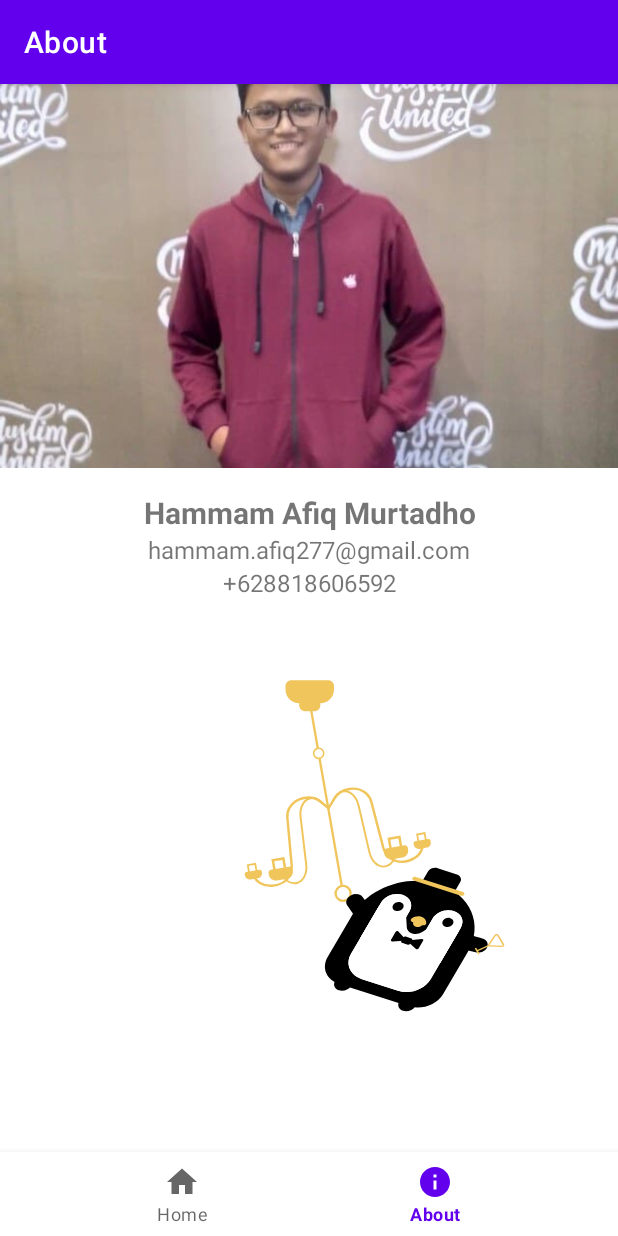
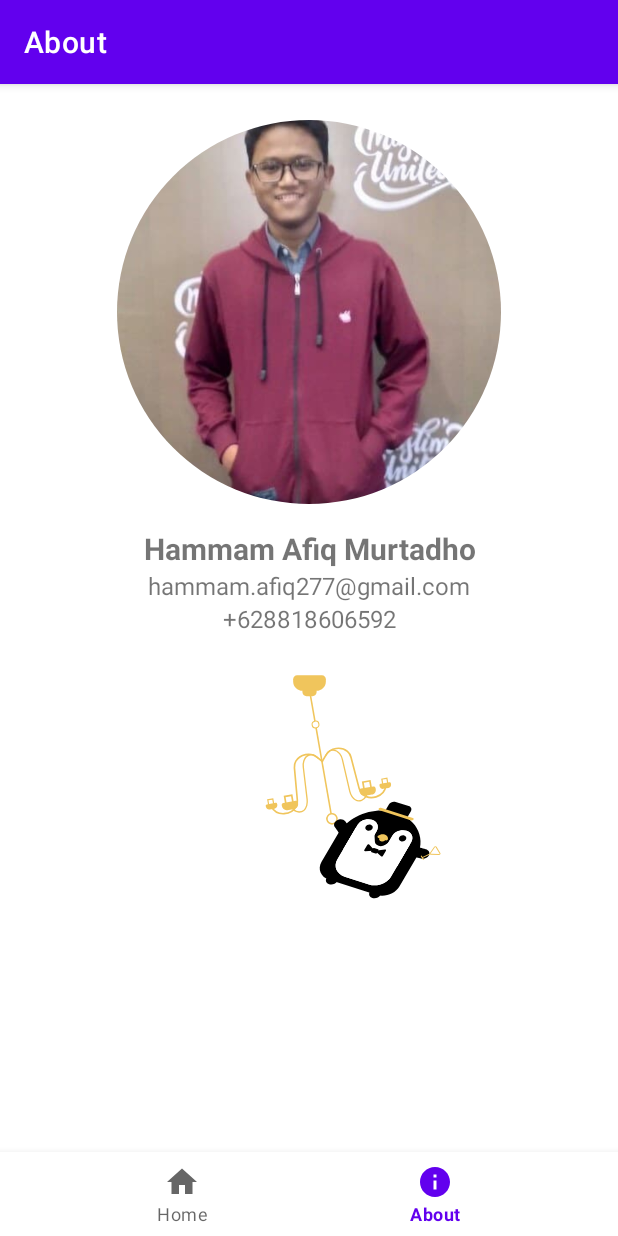
Before and after one commit to cloudenum/Cars, an Android app: the AboutFragment screen opened through its navigation route, on a phone screen of 412 x 824 dp. Run offline under Robolectric (Android 15) with nearby library versions, the phone set to English and light mode, and no system bars; our stand-ins replace CircleImageView, Picasso, navigation-ui.

Commit message:
Fixed: profile photo incorrectly resized on landscape orientation

```diff
--- a/app/build.gradle
+++ b/app/build.gradle
@@ -35,17 +35,14 @@ dependencies {
     implementation 'androidx.constraintlayout:constraintlayout:2.0.4'
     implementation 'androidx.navigation:navigation-fragment:2.3.1'
     implementation 'androidx.navigation:navigation-ui:2.3.1'
-    implementation 'androidx.lifecycle:lifecycle-livedata-ktx:2.2.0'
-    implementation 'androidx.lifecycle:lifecycle-viewmodel-ktx:2.2.0'
-    implementation 'androidx.viewpager2:viewpager2:1.0.0'
     testImplementation 'junit:junit:4.13.1'
     androidTestImplementation 'androidx.test.ext:junit:1.1.2'
     androidTestImplementation 'androidx.test.espresso:espresso-core:3.3.0'
 
-    implementation 'androidx.legacy:legacy-support-v4:1.0.0'
     implementation 'androidx.recyclerview:recyclerview:1.1.0'
     implementation 'androidx.cardview:cardview:1.0.0'
     implementation 'com.makeramen:roundedimageview:2.3.0'
+    implementation 'de.hdodenhof:circleimageview:3.1.0'
     implementation 'com.squareup.picasso:picasso:2.71828'
     implementation 'com.airbnb.android:lottie:3.4.2'
 }
--- a/app/src/main/assets/cars.json
+++ b/app/src/main/assets/cars.json
@@ -73,8 +73,8 @@
       "engine": {
         "code": "FE428",
         "type": "Gasoline",
-        "power": 563,
-        "torque": 650,
+        "power": 345,
+        "torque": 626,
         "layout": "V8"
       }
     },
--- a/app/src/main/java/dev/cloudenum/cars/ui/about/AboutFragment.java
+++ b/app/src/main/java/dev/cloudenum/cars/ui/about/AboutFragment.java
@@ -4,20 +4,32 @@ import android.os.Bundle;
 import android.view.LayoutInflater;
 import android.view.View;
 import android.view.ViewGroup;
-import android.widget.TextView;
+import android.widget.ImageView;
 
 import androidx.annotation.NonNull;
 import androidx.annotation.Nullable;
 import androidx.fragment.app.Fragment;
-import androidx.lifecycle.Observer;
-import androidx.lifecycle.ViewModelProvider;
+
+import com.squareup.picasso.Picasso;
 
 import dev.cloudenum.cars.R;
 
 public class AboutFragment extends Fragment {
 
+    @Override
     public View onCreateView(@NonNull LayoutInflater inflater,
                              ViewGroup container, Bundle savedInstanceState) {
         return inflater.inflate(R.layout.fragment_about, container, false);
     }
+
+    @Override
+    public void onViewCreated(@NonNull View view, @Nullable Bundle savedInstanceState) {
+        super.onViewCreated(view, savedInstanceState);
+        ImageView imgAbout = view.findViewById(R.id.imgProfile_About);
+        Picasso.get()
+                .load(R.drawable.profile_photo)
+                .resize(256, 256)
+                .centerCrop()
+                .into(imgAbout);
+    }
 }
--- a/app/src/main/res/layout/activity_details.xml
+++ b/app/src/main/res/layout/activity_details.xml
@@ -31,7 +31,7 @@
             <ImageView
                 android:id="@+id/imgCar_Detail"
                 android:layout_width="match_parent"
-                android:layout_height="@dimen/car_photo_height"
+                android:layout_height="@dimen/photo_height"
                 android:scaleType="centerCrop"
                 android:src="@drawable/porsche_macan_s_2019"
                 android:contentDescription="@string/car_image" />
@@ -219,7 +219,8 @@
                             android:layout_width="200dp"
                             android:layout_height="wrap_content"
                             android:layout_column="1"
-                            android:orientation="horizontal">
+                            android:orientation="horizontal"
+                            tools:ignore="UselessParent">
 
                             <TextView
                                 android:layout_width="@dimen/detail_text_width"
--- a/app/src/main/res/layout/fragment_about.xml
+++ b/app/src/main/res/layout/fragment_about.xml
@@ -1,5 +1,5 @@
 <?xml version="1.0" encoding="utf-8"?>
-<RelativeLayout xmlns:android="http://schemas.android.com/apk/res/android"
+<ScrollView xmlns:android="http://schemas.android.com/apk/res/android"
     xmlns:tools="http://schemas.android.com/tools"
     xmlns:app="http://schemas.android.com/apk/res-auto"
     android:layout_width="match_parent"
@@ -11,12 +11,14 @@
         android:layout_height="wrap_content"
         android:orientation="vertical">
 
-        <ImageView
-            android:id="@+id/imgCar_Detail"
+        <de.hdodenhof.circleimageview.CircleImageView
+            android:id="@+id/imgProfile_About"
             android:layout_width="match_parent"
-            android:layout_height="@dimen/car_photo_height"
-            android:scaleType="centerCrop"
-            android:src="@drawable/profile_photo"
+            android:layout_height="@dimen/photo_height"
+            android:layout_marginTop="24dp"
+            android:layout_marginStart="24dp"
+            android:layout_marginEnd="24dp"
+            tools:src="@drawable/profile_photo"
             android:contentDescription="@string/car_image" />
 
         <LinearLayout
@@ -52,7 +54,7 @@
 
             <com.airbnb.lottie.LottieAnimationView
                 android:layout_width="match_parent"
-                android:layout_height="match_parent"
+                android:layout_height="256dp"
                 app:lottie_rawRes="@raw/party_penguin"
                 app:lottie_autoPlay="true"
                 app:lottie_speed="1.0"
@@ -62,4 +64,4 @@
 
     </LinearLayout>
 
-</RelativeLayout>
+</ScrollView>
--- a/app/src/main/res/values/dimens.xml
+++ b/app/src/main/res/values/dimens.xml
@@ -3,6 +3,6 @@
     <dimen name="activity_horizontal_margin">16dp</dimen>
     <dimen name="activity_vertical_margin">16dp</dimen>
     <dimen name="nav_menu_height">55dp</dimen>
-    <dimen name="car_photo_height">256dp</dimen>
+    <dimen name="photo_height">256dp</dimen>
     <dimen name="detail_text_width">66dp</dimen>
 </resources>
```
Also changed, not shown: app/src/main/java/dev/cloudenum/cars/DetailsActivity.java (+2 -5 lines).
